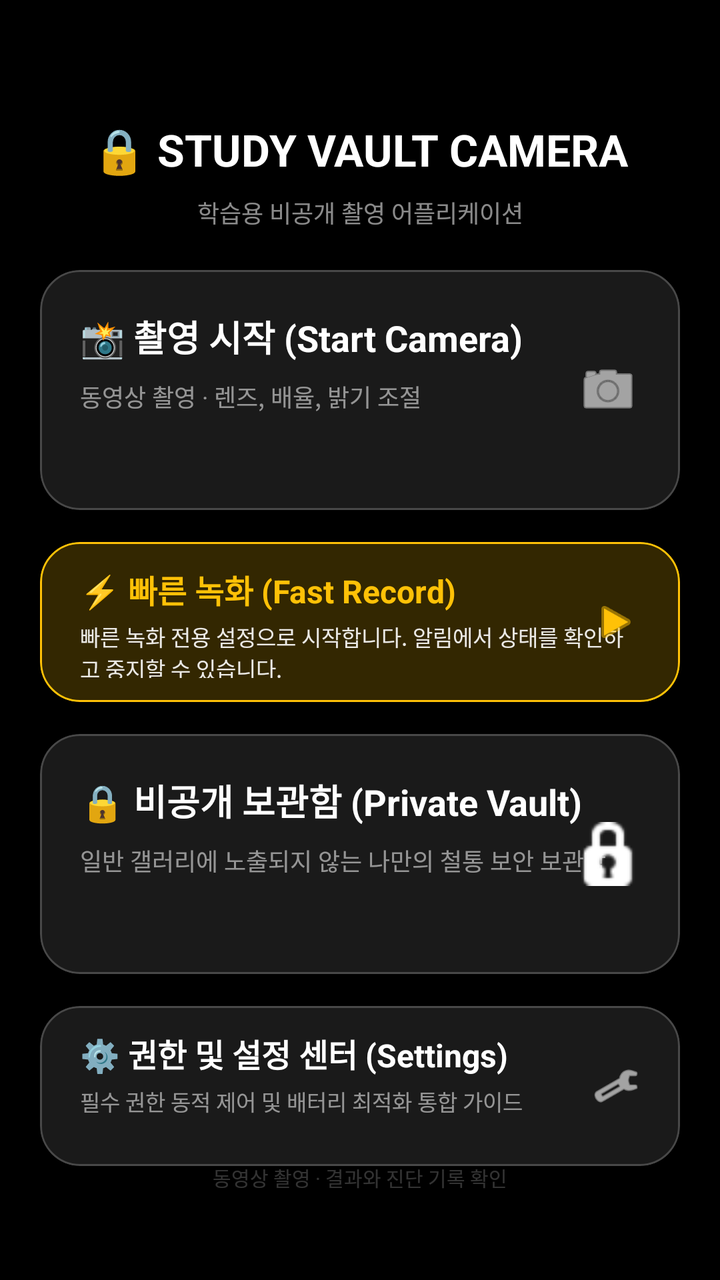
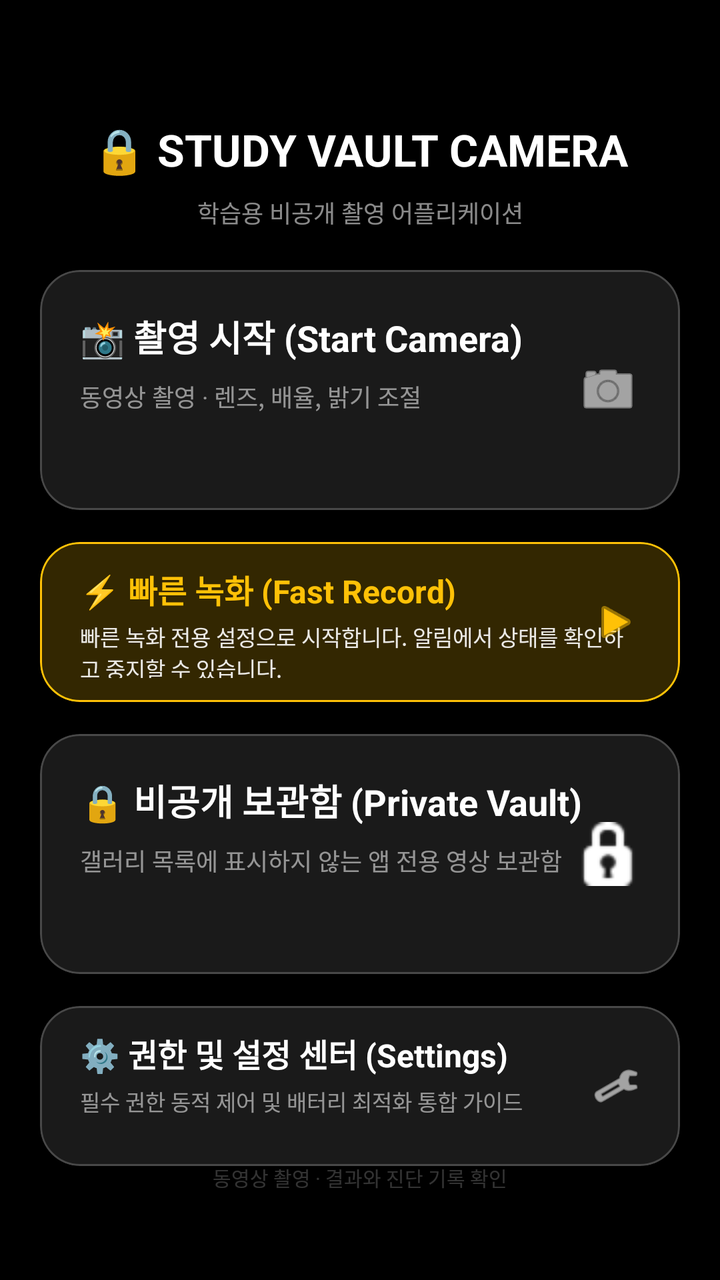

Screens rendered from an Android XML layout before and after an edit, with the pre-edit source and the edit as a unified diff.
<!-- AndroidManifest.xml: application theme Theme.Camera2Study -->
<!-- res/layout/fragment_home.xml -->
<?xml version="1.0" encoding="utf-8"?>
<androidx.constraintlayout.widget.ConstraintLayout xmlns:android="http://schemas.android.com/apk/res/android"
    xmlns:app="http://schemas.android.com/apk/res-auto"
    android:layout_width="match_parent"
    android:layout_height="match_parent"
    android:background="@android:color/black"
    android:padding="20dp"
    android:fitsSystemWindows="true">

    <TextView
        android:id="@+id/txtAppTitle"
        android:layout_width="wrap_content"
        android:layout_height="wrap_content"
        android:layout_marginTop="40dp"
        android:text="🔒 STUDY VAULT CAMERA"
        android:textColor="@android:color/white"
        android:textSize="22sp"
        android:textStyle="bold"
        app:layout_constraintEnd_toEndOf="parent"
        app:layout_constraintStart_toStartOf="parent"
        app:layout_constraintTop_toTopOf="parent" />

    <TextView
        android:id="@+id/txtSubTitle"
        android:layout_width="wrap_content"
        android:layout_height="wrap_content"
        android:layout_marginTop="8dp"
        android:text="학습용 비공개 촬영 어플리케이션"
        android:textColor="#8AFFFFFF"
        android:textSize="12sp"
        app:layout_constraintEnd_toEndOf="parent"
        app:layout_constraintStart_toStartOf="parent"
        app:layout_constraintTop_toBottomOf="@id/txtAppTitle" />

    
    <com.google.android.material.card.MaterialCardView
        android:id="@+id/cardBatteryWarning"
        style="@style/Widget.Material3.CardView.Elevated"
        android:layout_width="match_parent"
        android:layout_height="wrap_content"
        android:layout_marginTop="32dp"
        app:cardBackgroundColor="#4DFF5252"
        app:cardCornerRadius="16dp"
        app:strokeColor="#FF5252"
        app:strokeWidth="1.5dp"
        android:visibility="gone"
        app:layout_constraintTop_toBottomOf="@id/txtSubTitle">

        <LinearLayout
            android:layout_width="match_parent"
            android:layout_height="wrap_content"
            android:orientation="vertical"
            android:padding="16dp">

            <TextView
                android:layout_width="wrap_content"
                android:layout_height="wrap_content"
                android:text="🔋 배터리 최적화 제한 상태"
                android:textColor="#FFFFD2D2"
                android:textSize="14sp"
                android:textStyle="bold" />

            <TextView
                android:layout_width="wrap_content"
                android:layout_height="wrap_content"
                android:layout_marginTop="4dp"
                android:text="백그라운드에서 녹화 시 오류가 발생할 수 있습니다. 정상 동작을 위해 배터리 최적화를 해제해 주세요."
                android:textColor="#E6FFFFFF"
                android:textSize="11sp" />

            <com.google.android.material.button.MaterialButton
                android:id="@+id/btnFixBattery"
                style="@style/Widget.Material3.Button.TextButton"
                android:layout_width="wrap_content"
                android:layout_height="wrap_content"
                android:layout_gravity="end"
                android:layout_marginTop="4dp"
                android:text="지금 해제하기 →"
                android:textColor="#FFFFD2D2"
                android:textSize="11sp" />
        </LinearLayout>
    </com.google.android.material.card.MaterialCardView>

    
    <com.google.android.material.card.MaterialCardView
        android:id="@+id/cardPermissionWarning"
        style="@style/Widget.Material3.CardView.Elevated"
        android:layout_width="match_parent"
        android:layout_height="wrap_content"
        android:layout_marginTop="12dp"
        app:cardBackgroundColor="#4DFFC107"
        app:cardCornerRadius="16dp"
        app:strokeColor="#FFC107"
        app:strokeWidth="1.5dp"
        android:visibility="gone"
        app:layout_constraintTop_toBottomOf="@id/cardBatteryWarning">

        <LinearLayout
            android:layout_width="match_parent"
            android:layout_height="wrap_content"
            android:orientation="vertical"
            android:padding="16dp">

            <TextView
                android:layout_width="wrap_content"
                android:layout_height="wrap_content"
                android:text="⚠️ 필수 권한 누락"
                android:textColor="#FFFFE082"
                android:textSize="14sp"
                android:textStyle="bold" />

            <TextView
                android:layout_width="wrap_content"
                android:layout_height="wrap_content"
                android:layout_marginTop="4dp"
                android:text="카메라 촬영을 위해 필수 권한(카메라, 마이크 등) 허용이 필요합니다."
                android:textColor="#E6FFFFFF"
                android:textSize="11sp" />

            <com.google.android.material.button.MaterialButton
                android:id="@+id/btnFixPermissions"
                style="@style/Widget.Material3.Button.TextButton"
                android:layout_width="wrap_content"
                android:layout_height="wrap_content"
                android:layout_gravity="end"
                android:layout_marginTop="4dp"
                android:text="권한 허용하러 가기 →"
                android:textColor="#FFFFE082"
                android:textSize="11sp" />
        </LinearLayout>
    </com.google.android.material.card.MaterialCardView>

    
    <com.google.android.material.card.MaterialCardView
        android:id="@+id/cardStartCamera"
        style="@style/Widget.Material3.CardView.Filled"
        android:layout_width="match_parent"
        android:layout_height="120dp"
        android:layout_marginTop="20dp"
        app:cardBackgroundColor="#1AFFFFFF"
        app:cardCornerRadius="20dp"
        app:strokeColor="#33FFFFFF"
        app:strokeWidth="1dp"
        app:layout_constraintTop_toBottomOf="@id/cardPermissionWarning">

        <RelativeLayout
            android:layout_width="match_parent"
            android:layout_height="match_parent"
            android:padding="20dp">

            <TextView
                android:id="@+id/lblCamera"
                android:layout_width="wrap_content"
                android:layout_height="wrap_content"
                android:text="📸 촬영 시작 (Start Camera)"
                android:textColor="@android:color/white"
                android:textSize="18sp"
                android:textStyle="bold" />

            <TextView
                android:layout_width="wrap_content"
                android:layout_height="wrap_content"
                android:layout_below="@id/lblCamera"
                android:layout_marginTop="8dp"
                android:text="동영상 촬영 · 렌즈, 배율, 밝기 조절"
                android:textColor="#8AFFFFFF"
                android:textSize="12sp" />

            <ImageView
                android:layout_width="32dp"
                android:layout_height="32dp"
                android:layout_alignParentEnd="true"
                android:layout_centerVertical="true"
                android:src="@android:drawable/ic_menu_camera"
                app:tint="@android:color/white" />
        </RelativeLayout>
    </com.google.android.material.card.MaterialCardView>

    
    <com.google.android.material.card.MaterialCardView
        android:id="@+id/cardFastRecord"
        style="@style/Widget.Material3.CardView.Filled"
        android:layout_width="match_parent"
        android:layout_height="80dp"
        android:layout_marginTop="16dp"
        app:cardBackgroundColor="#33FFC107"
        app:cardCornerRadius="20dp"
        app:strokeColor="#FFC107"
        app:strokeWidth="1dp"
        app:layout_constraintTop_toBottomOf="@id/cardStartCamera">

        <RelativeLayout
            android:layout_width="match_parent"
            android:layout_height="match_parent"
            android:paddingHorizontal="20dp"
            android:paddingVertical="12dp">

            <TextView
                android:id="@+id/lblFastRecord"
                android:layout_width="wrap_content"
                android:layout_height="wrap_content"
                android:text="⚡ 빠른 녹화 (Fast Record)"
                android:textColor="#FFC107"
                android:textSize="16sp"
                android:textStyle="bold" />

            <TextView
                android:layout_width="wrap_content"
                android:layout_height="wrap_content"
                android:layout_below="@id/lblFastRecord"
                android:layout_marginTop="4dp"
                android:text="빠른 녹화 전용 설정으로 시작합니다. 알림에서 상태를 확인하고 중지할 수 있습니다."
                android:textColor="#E6FFFFFF"
                android:textSize="11sp" />

            <ImageView
                android:layout_width="24dp"
                android:layout_height="24dp"
                android:layout_alignParentEnd="true"
                android:layout_centerVertical="true"
                android:src="@android:drawable/ic_media_play"
                app:tint="#FFC107" />
        </RelativeLayout>
    </com.google.android.material.card.MaterialCardView>

    
    <com.google.android.material.card.MaterialCardView
        android:id="@+id/cardPrivateVault"
        style="@style/Widget.Material3.CardView.Filled"
        android:layout_width="match_parent"
        android:layout_height="120dp"
        android:layout_marginTop="16dp"
        app:cardBackgroundColor="#1AFFFFFF"
        app:cardCornerRadius="20dp"
        app:strokeColor="#33FFFFFF"
        app:strokeWidth="1dp"
        app:layout_constraintTop_toBottomOf="@id/cardFastRecord">

        <RelativeLayout
            android:layout_width="match_parent"
            android:layout_height="match_parent"
            android:padding="20dp">

            <TextView
                android:id="@+id/lblVault"
                android:layout_width="wrap_content"
                android:layout_height="wrap_content"
                android:text="🔒 비공개 보관함 (Private Vault)"
                android:textColor="@android:color/white"
                android:textSize="18sp"
                android:textStyle="bold" />

            <TextView
                android:layout_width="wrap_content"
                android:layout_height="wrap_content"
                android:layout_below="@id/lblVault"
                android:layout_marginTop="8dp"
                android:text="일반 갤러리에 노출되지 않는 나만의 철통 보안 보관함"
                android:textColor="#8AFFFFFF"
                android:textSize="12sp" />

            <ImageView
                android:layout_width="32dp"
                android:layout_height="32dp"
                android:layout_alignParentEnd="true"
                android:layout_centerVertical="true"
                android:src="@android:drawable/ic_secure"
                app:tint="@android:color/white" />
        </RelativeLayout>
    </com.google.android.material.card.MaterialCardView>

    
    <com.google.android.material.card.MaterialCardView
        android:id="@+id/cardSettings"
        style="@style/Widget.Material3.CardView.Filled"
        android:layout_width="match_parent"
        android:layout_height="80dp"
        android:layout_marginTop="16dp"
        app:cardBackgroundColor="#1AFFFFFF"
        app:cardCornerRadius="20dp"
        app:strokeColor="#33FFFFFF"
        app:strokeWidth="1dp"
        app:layout_constraintTop_toBottomOf="@id/cardPrivateVault">

        <RelativeLayout
            android:layout_width="match_parent"
            android:layout_height="match_parent"
            android:paddingHorizontal="20dp"
            android:paddingVertical="12dp">

            <TextView
                android:id="@+id/lblSettings"
                android:layout_width="wrap_content"
                android:layout_height="wrap_content"
                android:text="⚙️ 권한 및 설정 센터 (Settings)"
                android:textColor="@android:color/white"
                android:textSize="16sp"
                android:textStyle="bold" />

            <TextView
                android:layout_width="wrap_content"
                android:layout_height="wrap_content"
                android:layout_below="@id/lblSettings"
                android:layout_marginTop="4dp"
                android:text="필수 권한 동적 제어 및 배터리 최적화 통합 가이드"
                android:textColor="#8AFFFFFF"
                android:textSize="11sp" />

            <ImageView
                android:layout_width="24dp"
                android:layout_height="24dp"
                android:layout_alignParentEnd="true"
                android:layout_centerVertical="true"
                android:src="@android:drawable/ic_menu_preferences"
                app:tint="@android:color/white" />
        </RelativeLayout>
    </com.google.android.material.card.MaterialCardView>

    <TextView
        android:layout_width="wrap_content"
        android:layout_height="wrap_content"
        android:layout_marginBottom="24dp"
        android:text="동영상 촬영 · 결과와 진단 기록 확인"
        android:textColor="#33FFFFFF"
        android:textSize="10sp"
        app:layout_constraintBottom_toBottomOf="parent"
        app:layout_constraintEnd_toEndOf="parent"
        app:layout_constraintStart_toStartOf="parent" />

</androidx.constraintlayout.widget.ConstraintLayout>
<!-- resources referenced by this layout -->
<resources>
  <style name="Theme.Camera2Study" parent="Theme.Material3.DayNight.NoActionBar">
          <item name="android:statusBarColor" tools:targetApi="l">@android:color/black</item>
          <item name="android:navigationBarColor">@android:color/black</item>
      </style>
</resources>

<!-- the commit's change to res/layout/fragment_home.xml (unified diff, before → after) -->
@@ -255,7 +255,7 @@
                 android:layout_height="wrap_content"
                 android:layout_below="@id/lblVault"
                 android:layout_marginTop="8dp"
-                android:text="일반 갤러리에 노출되지 않는 나만의 철통 보안 보관함"
+                android:text="갤러리 목록에 표시하지 않는 앱 전용 영상 보관함"
                 android:textColor="#8AFFFFFF"
                 android:textSize="12sp" />
 
